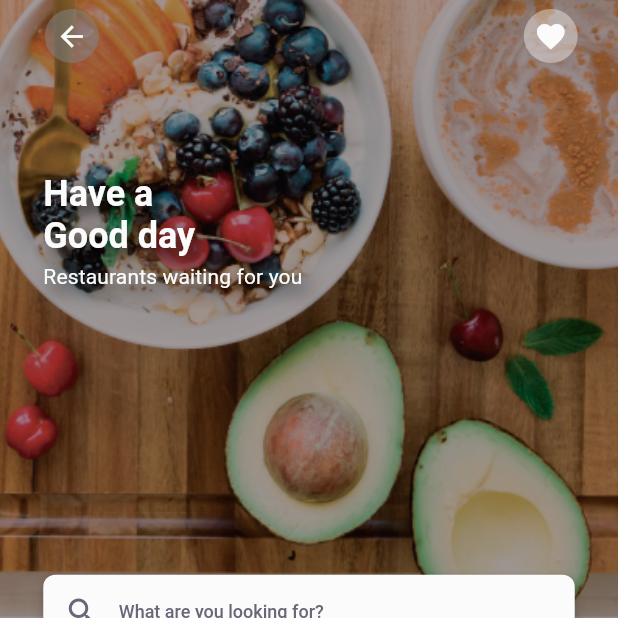
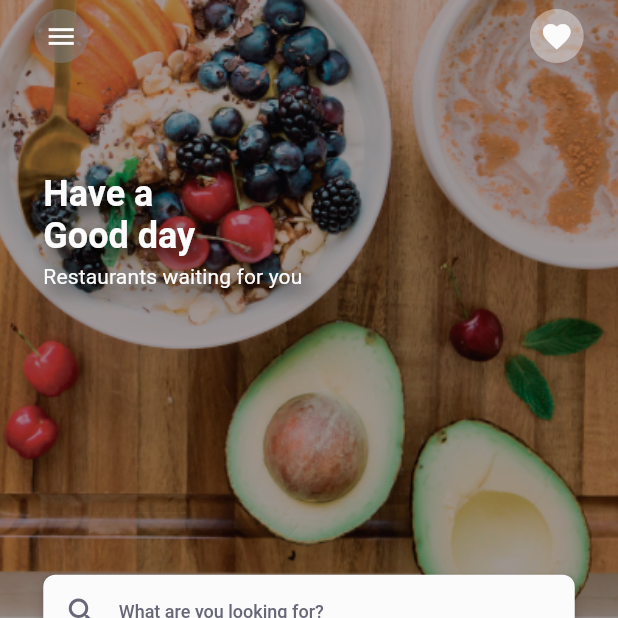
Before and after one commit to DalexisValencia/Fifth-test-app_Restaurants, a Flutter app: the HomePage screen opened directly, on a phone screen of 412 x 824 dp, the top half of it. Run offline on Flutter 3.47's test engine with Material 2 defaults, Android fonts, the phone set to English and light mode, and no system bars; our stand-ins replace bloc, equatable, flutter_bloc; missing offline and left inert: keyboard_visibility; statements that could not run were skipped.

Commit message:
Screen Home. Refactorización utilizando patrón BEM

```diff
--- a/lib/sections/HomeCategoryCardSuggested.dart
+++ b/lib/screens/Home/components/Suggested__card.dart
@@ -1,23 +1,24 @@
 import 'dart:async';
 
 import 'package:fith_app__restaurant/blocs/bloc/discovery/bloc/discovery_bloc.dart';
-// import 'package:fith_app__restaurant/blocs/bloc/productdetails_bloc.dart';
 import 'package:fith_app__restaurant/interfaces/categories.dart';
 import 'package:fith_app__restaurant/screens/disscover.dart';
 import 'package:flutter/material.dart';
 import 'package:flutter_bloc/flutter_bloc.dart';
 
-class HomeCardCategorySuggested extends StatefulWidget {
+class SuggestedCard extends StatefulWidget {
   final Category category;
-  final TabController controller;
-  HomeCardCategorySuggested({this.category, this.controller});
+  //final TabController controller;
+  SuggestedCard({
+    this.category,
+    //this.controller,
+  });
 
   @override
-  _HomeCardCategorySuggestedState createState() =>
-      _HomeCardCategorySuggestedState();
+  _SuggestedCardState createState() => _SuggestedCardState();
 }
 
-class _HomeCardCategorySuggestedState extends State<HomeCardCategorySuggested> {
+class _SuggestedCardState extends State<SuggestedCard> {
   DiscoveryBloc blocDiscovery;
   @override
   void initState() {
@@ -28,10 +29,16 @@ class _HomeCardCategorySuggestedState extends State<HomeCardCategorySuggested> {
   @override
   Widget build(BuildContext context) {
     return RaisedButton(
-      shape: RoundedRectangleBorder(borderRadius: BorderRadius.circular(7)),
+      shape: RoundedRectangleBorder(
+        borderRadius: BorderRadius.circular(7),
+      ),
       onPressed: () {
         Timer(Duration(milliseconds: 200), () {
-          blocDiscovery.add(DiscoveryStart(category: widget.category.name));
+          blocDiscovery.add(
+            DiscoveryStart(
+              category: widget.category.name,
+            ),
+          );
           // widget.controller.animateTo(4);
           Navigator.of(context).push(MaterialPageRoute<DiscoverScaffold>(
             builder: (BuildContext context) {
@@ -53,8 +60,12 @@ class _HomeCardCategorySuggestedState extends State<HomeCardCategorySuggested> {
             width: MediaQuery.of(context).size.width,
             height: MediaQuery.of(context).size.height * 0.10,
             decoration: BoxDecoration(
-                image: DecorationImage(
-                    image: ExactAssetImage(widget.category.iconSource))),
+              image: DecorationImage(
+                image: ExactAssetImage(
+                  widget.category.iconSource,
+                ),
+              ),
+            ),
           ),
           FittedBox(
             fit: BoxFit.scaleDown,
--- /dev/null
+++ b/lib/screens/Home/components/home__categoriesSuggested.dart
@@ -0,0 +1,57 @@
+import 'package:fith_app__restaurant/Lists/menu.dart';
+import 'package:fith_app__restaurant/constants/contansts.dart';
+import 'package:fith_app__restaurant/screens/Home/components/Suggested__card.dart';
+import 'package:flutter/material.dart';
+
+class HomeCategoriesSuggested extends StatelessWidget {
+  @override
+  Widget build(BuildContext context) {
+    double withDefaultPadding =
+        MediaQuery.of(context).size.width * defaultPadding;
+    return Container(
+      margin: EdgeInsets.only(
+        top: MediaQuery.of(context).size.height * 0.025,
+      ),
+      padding: EdgeInsets.only(
+        top: MediaQuery.of(context).size.height * 0.02,
+        left: withDefaultPadding,
+        right: withDefaultPadding,
+      ),
+      width: MediaQuery.of(context).size.width,
+      height: MediaQuery.of(context).size.height * 0.35,
+      child: Builder(builder: (BuildContext context) {
+        List<Widget> _categoriesCard = [];
+        categories.asMap().entries.map((item) {
+          _categoriesCard.add(
+            Container(
+              decoration: BoxDecoration(
+                boxShadow: [
+                  BoxShadow(
+                    offset: Offset(1, -3),
+                    color: Theme.of(context).accentColor.withOpacity(0.2),
+                    blurRadius: 2,
+                    spreadRadius: 1,
+                  ),
+                ],
+                borderRadius: BorderRadius.circular(7),
+              ),
+              width: MediaQuery.of(context).size.width * 0.25,
+              height: MediaQuery.of(context).size.height * 0.30 / 2,
+              child: SuggestedCard(
+                category: item.value,
+                // controller: widget.controller,
+              ),
+            ),
+          );
+        }).toList();
+        return Wrap(
+          spacing: MediaQuery.of(context).size.height * 0.02,
+          runSpacing: MediaQuery.of(context).size.height * 0.02,
+          alignment: WrapAlignment.center,
+          crossAxisAlignment: WrapCrossAlignment.center,
+          children: _categoriesCard,
+        );
+      }),
+    );
+  }
+}
--- /dev/null
+++ b/lib/screens/Home/components/home__fixedTopMenu.dart
@@ -0,0 +1,31 @@
+import 'package:fith_app__restaurant/constants/contansts.dart';
+import 'package:fith_app__restaurant/widgets/roundedIconsButtons.dart';
+import 'package:flutter/material.dart';
+
+class FixedTopMenu extends StatelessWidget {
+  @override
+  Widget build(BuildContext context) {
+    return Container(
+      padding: EdgeInsets.symmetric(
+        horizontal: (MediaQuery.of(context).size.width * defaultPadding) - 12,
+      ),
+      child: Row(
+        mainAxisAlignment: MainAxisAlignment.spaceBetween,
+        children: <Widget>[
+          CircleIconButton(
+            icon: Icons.menu,
+            color: Theme.of(context).primaryColorLight,
+            bgColor: Theme.of(context).primaryColor.withOpacity(0.5),
+            trigger: () {},
+          ),
+          CircleIconButton(
+            icon: Icons.favorite,
+            color: Theme.of(context).primaryColorLight,
+            bgColor: Theme.of(context).primaryColorLight.withOpacity(0.4),
+            trigger: () {},
+          ),
+        ],
+      ),
+    );
+  }
+}
--- /dev/null
+++ b/lib/screens/Home/components/home__heading.dart
@@ -0,0 +1,48 @@
+import 'package:flutter/material.dart';
+
+class HomeHeading extends StatelessWidget {
+  @override
+  Widget build(BuildContext context) {
+    return Column(
+      crossAxisAlignment: CrossAxisAlignment.start,
+      children: <Widget>[
+        Container(
+          width: MediaQuery.of(context).size.width * 0.3,
+          child: Text(
+            "Have a Good day",
+            style: Theme.of(context).textTheme.headline5.copyWith(
+              fontWeight: FontWeight.bold,
+              color: Theme.of(context).primaryColorLight,
+              shadows: [
+                Shadow(
+                  blurRadius: 15.0,
+                  color: Colors.black,
+                  offset: Offset(5.0, 5.0),
+                ),
+              ],
+            ),
+            overflow: TextOverflow.ellipsis,
+            maxLines: 2,
+          ),
+        ),
+        Container(
+          margin: EdgeInsets.only(top: 5),
+          child: Text(
+            'Restaurants waiting for you',
+            style: Theme.of(context).textTheme.subtitle2.copyWith(
+              fontWeight: FontWeight.normal,
+              color: Theme.of(context).primaryColorLight,
+              shadows: [
+                Shadow(
+                  blurRadius: 15.0,
+                  color: Colors.black,
+                  offset: Offset(5.0, 5.0),
+                ),
+              ],
+            ),
+          ),
+        )
+      ],
+    );
+  }
+}
--- a/lib/screens/Home/home.dart
+++ b/lib/screens/Home/home.dart
@@ -1,16 +1,13 @@
 import 'dart:async';
 
-import 'package:fith_app__restaurant/Lists/menu.dart';
-import 'package:fith_app__restaurant/blocs/bloc/search/bloc/search_bloc.dart';
 import 'package:fith_app__restaurant/constants/contansts.dart';
 import 'package:fith_app__restaurant/screens/Home/Components/home__whatAreYouLooking.dart';
-import 'package:fith_app__restaurant/sections/HomeCategoryCardSuggested.dart';
+import 'package:fith_app__restaurant/screens/Home/components/home__categoriesSuggested.dart';
+import 'package:fith_app__restaurant/screens/Home/components/home__fixedTopMenu.dart';
+import 'package:fith_app__restaurant/screens/Home/components/home__heading.dart';
 import 'package:fith_app__restaurant/widgets/AnimationContainerWrapper.dart';
-import 'package:fith_app__restaurant/widgets/roundedIconsButtons.dart';
 import 'package:flutter/material.dart';
-import 'package:fith_app__restaurant/screens/search.dart';
 import 'package:flutter/services.dart';
-import 'package:flutter_bloc/flutter_bloc.dart';
 
 class HomePage extends StatefulWidget {
   final TabController controller;
@@ -57,97 +54,10 @@ class _HomePageState extends State<HomePage>
     });
   }
 
-  Widget _topHeadinng() {
-    return Column(
-      crossAxisAlignment: CrossAxisAlignment.start,
-      children: <Widget>[
-        Container(
-          width: MediaQuery.of(context).size.width * 0.3,
-          child: Text(
-            "Have a Good day",
-            style: Theme.of(context).textTheme.headline5.copyWith(
-              fontWeight: FontWeight.bold,
-              color: Theme.of(context).primaryColorLight,
-              shadows: [
-                Shadow(
-                  blurRadius: 15.0,
-                  color: Colors.black,
-                  offset: Offset(5.0, 5.0),
-                ),
-              ],
-            ),
-            overflow: TextOverflow.ellipsis,
-            maxLines: 2,
-          ),
-        ),
-        Container(
-          margin: EdgeInsets.only(top: 5),
-          child: Text(
-            'Restaurants waiting for you',
-            style: Theme.of(context).textTheme.subtitle2.copyWith(
-              fontWeight: FontWeight.normal,
-              color: Theme.of(context).primaryColorLight,
-              shadows: [
-                Shadow(
-                  blurRadius: 15.0,
-                  color: Colors.black,
-                  offset: Offset(5.0, 5.0),
-                ),
-              ],
-            ),
-          ),
-        )
-      ],
-    );
-  }
-
   Widget _containerSearch() {
     return CustomContainerAnimation(
-        animationChildren: animationChildren,
-        children: WhatAreYouLookinForFormWrapper());
-  }
-
-  Widget _categoryContainerSuggested() {
-    double withDefaultPadding =
-        MediaQuery.of(context).size.width * defaultPadding;
-    return Container(
-      margin: EdgeInsets.only(top: MediaQuery.of(context).size.height * 0.025),
-      padding: EdgeInsets.only(
-          top: MediaQuery.of(context).size.height * 0.02,
-          left: withDefaultPadding,
-          right: withDefaultPadding),
-      width: MediaQuery.of(context).size.width,
-      height: MediaQuery.of(context).size.height * 0.35,
-      child: Builder(builder: (BuildContext context) {
-        List<Widget> _categoriesCard = [];
-        categories.asMap().entries.map((item) {
-          _categoriesCard.add(
-            Container(
-              decoration: BoxDecoration(
-                boxShadow: [
-                  BoxShadow(
-                      offset: Offset(1, -3),
-                      color: Theme.of(context).accentColor.withOpacity(0.2),
-                      blurRadius: 2,
-                      spreadRadius: 1),
-                ],
-                borderRadius: BorderRadius.circular(7),
-              ),
-              width: MediaQuery.of(context).size.width * 0.25,
-              height: MediaQuery.of(context).size.height * 0.30 / 2,
-              child: HomeCardCategorySuggested(
-                  category: item.value, controller: widget.controller),
-            ),
-          );
-        }).toList();
-        return Wrap(
-          spacing: MediaQuery.of(context).size.height * 0.02,
-          runSpacing: MediaQuery.of(context).size.height * 0.02,
-          alignment: WrapAlignment.center,
-          crossAxisAlignment: WrapCrossAlignment.center,
-          children: _categoriesCard,
-        );
-      }),
+      animationChildren: animationChildren,
+      children: WhatAreYouLookinForFormWrapper(),
     );
   }
 
@@ -159,7 +69,9 @@ class _HomePageState extends State<HomePage>
     return Scaffold(
         body: AnimatedOpacity(
       opacity: animateOpacity ? 0 : 1,
-      duration: Duration(milliseconds: animationOpacityTime),
+      duration: Duration(
+        milliseconds: animationOpacityTime,
+      ),
       child: Container(
         width: MediaQuery.of(context).size.width,
         height: MediaQuery.of(context).size.height,
@@ -167,46 +79,26 @@ class _HomePageState extends State<HomePage>
           Expanded(
             child: Container(
               decoration: BoxDecoration(
-                  image: DecorationImage(
-                      fit: BoxFit.cover,
-                      image: ExactAssetImage('assets/banner/break-fast.png'))),
+                image: DecorationImage(
+                  fit: BoxFit.cover,
+                  image: ExactAssetImage(
+                    'assets/banner/break-fast.png',
+                  ),
+                ),
+              ),
               child: Stack(
                 children: <Widget>[
                   Positioned(
                     width: MediaQuery.of(context).size.width,
                     top: MediaQuery.of(context).padding.top,
-                    child: Container(
-                      padding: EdgeInsets.only(
-                          left: withDefaultPadding - 5,
-                          right: withDefaultPadding - 8),
-                      child: Row(
-                        mainAxisAlignment: MainAxisAlignment.spaceBetween,
-                        children: <Widget>[
-                          CircleIconButton(
-                            icon: Icons.arrow_back,
-                            color: Theme.of(context).primaryColorLight,
-                            bgColor:
-                                Theme.of(context).primaryColor.withOpacity(0.5),
-                            trigger: () {},
-                          ),
-                          CircleIconButton(
-                            icon: Icons.favorite,
-                            color: Theme.of(context).primaryColorLight,
-                            bgColor: Theme.of(context)
-                                .primaryColorLight
-                                .withOpacity(0.4),
-                            trigger: () {},
-                          ),
-                        ],
-                      ),
-                    ),
+                    child: FixedTopMenu(),
                   ),
                   Positioned(
                     left: withDefaultPadding,
                     top: MediaQuery.of(context).size.height * 0.14,
                     child: CustomContainerAnimation(
                       animationChildren: animationChildren,
-                      children: _topHeadinng(),
+                      children: HomeHeading(),
                     ),
                   )
                 ],
@@ -214,17 +106,19 @@ class _HomePageState extends State<HomePage>
             ),
           ),
           Expanded(
-            // what are you looking for
             child: Container(
               transform: Matrix4.translationValues(
-                  0, -MediaQuery.of(context).size.width * 0.07, 0),
-              // color: Colors.red,
+                0,
+                -MediaQuery.of(context).size.width * 0.07,
+                0,
+              ),
               child: Column(
                 children: <Widget>[
                   _containerSearch(),
                   CustomContainerAnimation(
-                      animationChildren: animationChildren,
-                      children: _categoryContainerSuggested())
+                    animationChildren: animationChildren,
+                    children: HomeCategoriesSuggested(),
+                  )
                 ],
               ),
             ),
```
